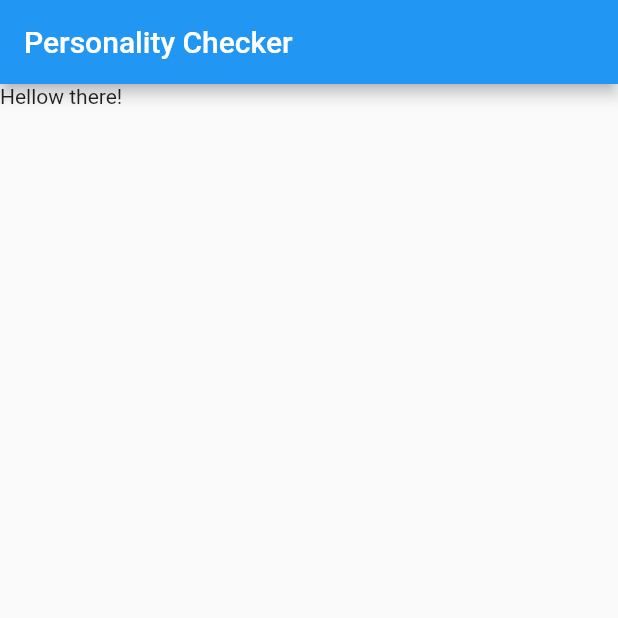
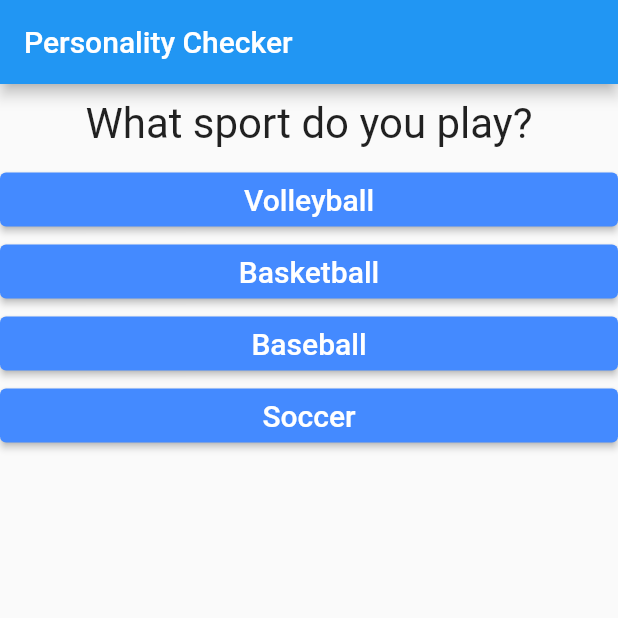
Before and after one commit to lbnmahs/simple-personality-checker, a Flutter app: the screen it shows after launch, on a phone screen of 412 x 824 dp, the top half of it. Run offline on Flutter 3.47's test engine with Material 2 defaults, Android fonts, the phone set to English and light mode, and no system bars.

```diff
--- a/lib/main.dart
+++ b/lib/main.dart
@@ -1,4 +1,5 @@
 import 'package:flutter/material.dart';
+import './quiz.dart';
 
 void main() {
   runApp(MyApp());
@@ -13,6 +14,12 @@ class MyApp extends StatefulWidget {
 
 class _MyAppState extends State<MyApp> {
   int _questionIndex = 0;
+
+  void _answerQuestion() {
+    setState(() {
+      _questionIndex++;
+    });
+  }
 
   @override
   Widget build(BuildContext context) {
@@ -68,7 +75,11 @@ class _MyAppState extends State<MyApp> {
       appBar: AppBar(
         title: const Text('Personality Checker'),
       ),
-      body: const Text('Hellow there!'),
+      body: Quiz(
+        answerQuestion: _answerQuestion,
+        questionIndex: _questionIndex,
+        questions: _questions,
+      ),
     ));
   }
 }
--- /dev/null
+++ b/lib/quiz.dart
@@ -0,0 +1,28 @@
+import 'package:flutter/material.dart';
+import './questions.dart';
+import './answers.dart';
+
+class Quiz extends StatelessWidget {
+  final List<Map<String, Object>> questions;
+  final int questionIndex;
+  final VoidCallback answerQuestion;
+
+  Quiz({
+    required this.questions,
+    required this.questionIndex,
+    required this.answerQuestion,
+  });
+
+  @override
+  Widget build(BuildContext context) {
+    return Column(
+      children: [
+        Question(questions[questionIndex]['questionText'] as String),
+        ...(questions[questionIndex]['answers'] as List<Map<String, Object>>)
+            .map((answer) {
+          return Answer(answerQuestion, answer['text'] as String);
+        }).toList()
+      ],
+    );
+  }
+}
```
